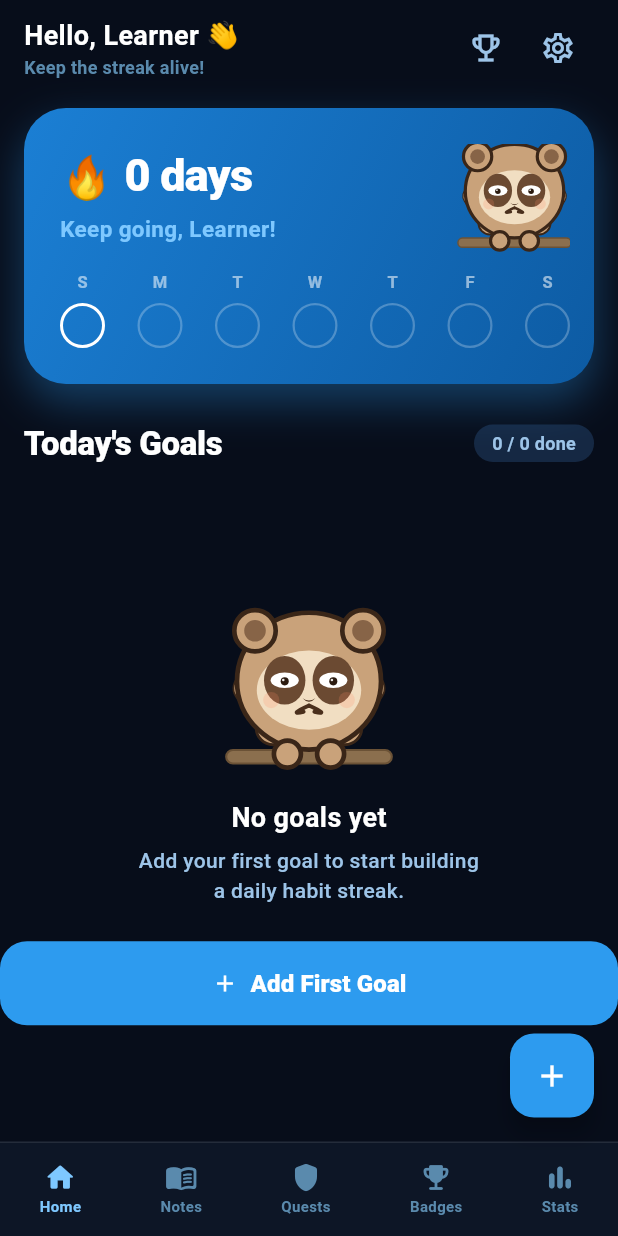
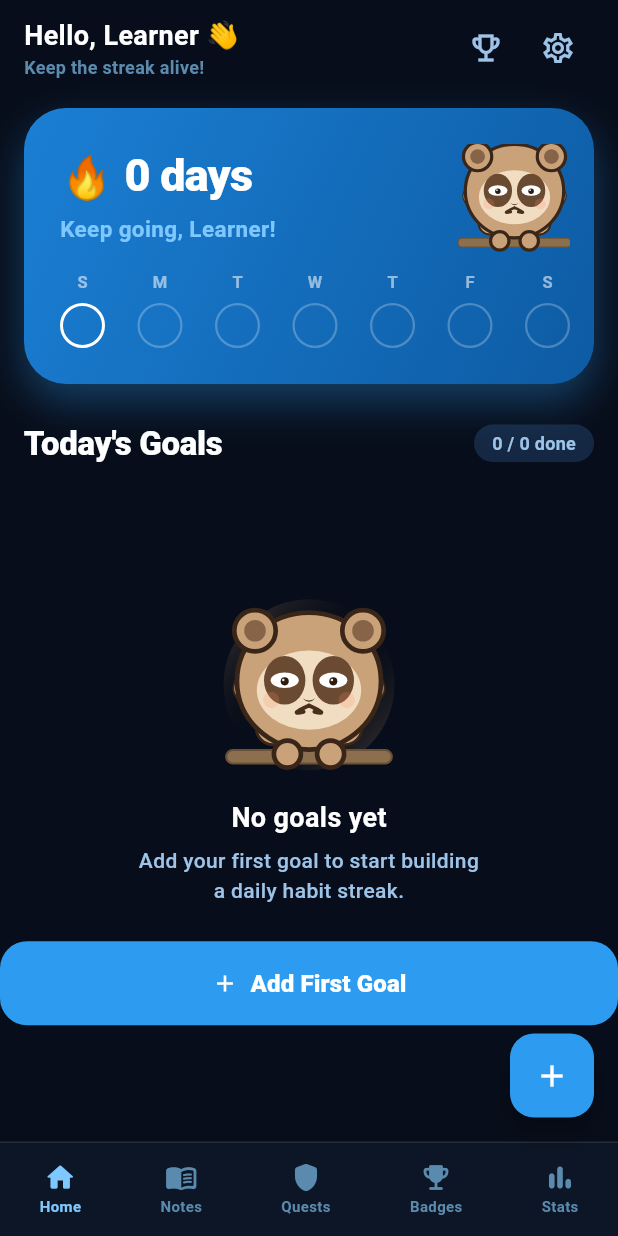
Before and after one commit to subasmk/trackme-complete, a Flutter app: the screen it shows after launch, on a phone screen of 412 x 824 dp. Run offline on Flutter 3.47's test engine with Material 3 defaults, Android fonts, the phone set to English and light mode, and no system bars; drawn by our look-alikes of flutter_animate; our stand-ins replace confetti, file_picker, flutter_secure_storage, hive, hive_flutter, image_picker and 2 more; missing offline and left inert: home_widget; accounts and stored records are empty.

Commit message:
Add missing mascotGlow() method to AppColors class

```diff
--- a/lib/theme/app_colors.dart
+++ b/lib/theme/app_colors.dart
@@ -46,4 +46,16 @@ class AppColors {
     end: Alignment.bottomRight,
     colors: [Color(0xFF1B7FD4), Color(0xFF0D5BA3)],
   );
+
+  /// Circular glow gradient used behind the sloth mascot on the
+  /// home screen and goal detail screens.
+  static LinearGradient mascotGlow({double opacity = 0.3}) {
+    final c = slothFur.withOpacity(opacity);
+    return LinearGradient(
+      begin: Alignment.topLeft,
+      end: Alignment.bottomRight,
+      colors: [c, Colors.transparent, c],
+      stops: const [0.0, 0.5, 1.0],
+    );
+  }
 }
```
